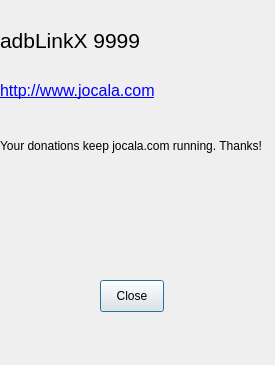
Old version of the form about.ui in the repository Eliminater74/adblink.
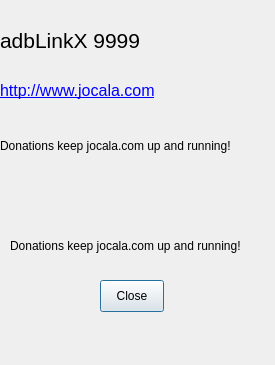
New version of the form. Icons and pictures are not drawn.

Commit message: about function edited

```diff
--- a/about.ui
+++ b/about.ui
@@ -102,7 +102,7 @@
     </rect>
    </property>
    <property name="text">
-    <string>Your donations keep jocala.com running. Thanks!</string>
+    <string>Donations keep jocala.com up and running!</string>
    </property>
    <property name="wordWrap">
     <bool>true</bool>
@@ -133,6 +133,22 @@
     <enum>Qt::PlainText</enum>
    </property>
   </widget>
+  <widget class="QLabel" name="thankLabel2">
+   <property name="geometry">
+    <rect>
+     <x>10</x>
+     <y>230</y>
+     <width>275</width>
+     <height>31</height>
+    </rect>
+   </property>
+   <property name="text">
+    <string>Donations keep jocala.com up and running!</string>
+   </property>
+   <property name="wordWrap">
+    <bool>true</bool>
+   </property>
+  </widget>
  </widget>
  <resources/>
  <connections>
```
The commit also changes 1 other file.
